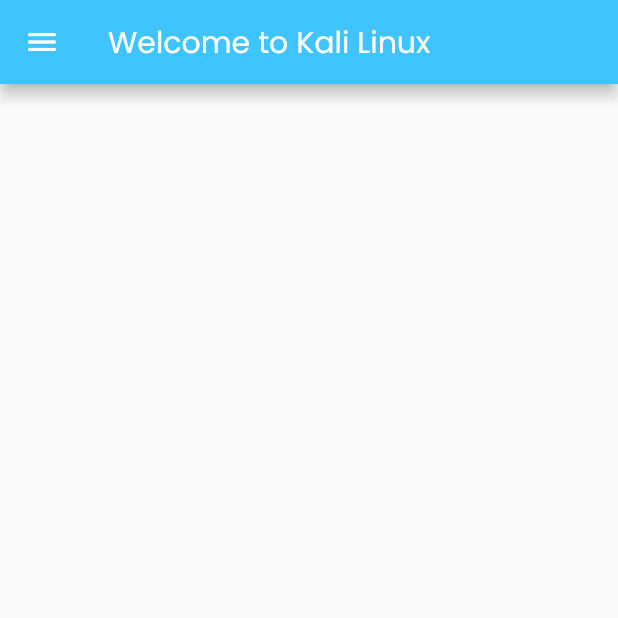
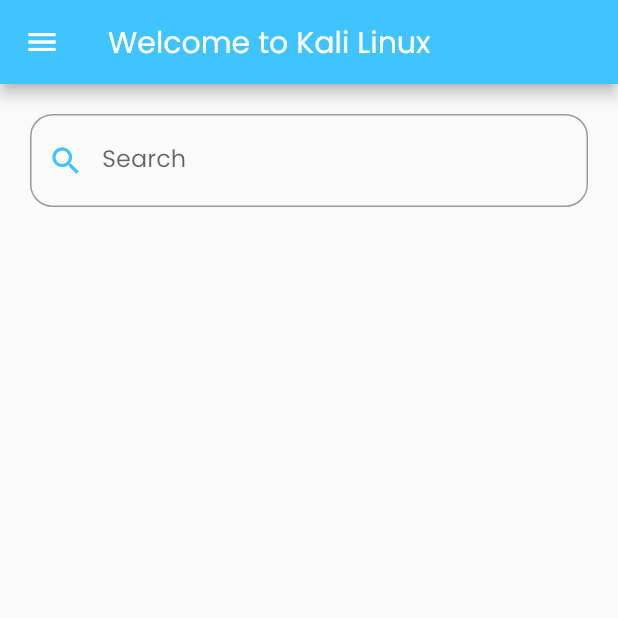
Before and after one commit to AgungKusumma/flutter_grup_project, a Flutter app: the AdminPage screen opened directly, in the side drawer, after a tap on "Display Record", on a phone screen of 412 x 824 dp, the top half of it. Run offline on Flutter 3.47's test engine with Material 2 defaults, Android fonts, the phone set to English and light mode, and no system bars; our stand-ins replace firebase_auth, firebase_core, firebase_database, toast; accounts and stored records are empty.

Commit message:
Adding Search Query

```diff
--- a/lib/admin_display.dart
+++ b/lib/admin_display.dart
@@ -8,19 +8,23 @@ void main() => runApp(
 );
 
 class AdminDisplay extends StatefulWidget{
+  const AdminDisplay({Key? key}) : super(key: key);
+
   _AdminDisplay createState() => _AdminDisplay();
 }
 
 class _AdminDisplay extends State<AdminDisplay>{
 
   final _formKey = GlobalKey<FormState>();
+  final _queryKey = GlobalKey<FormState>();
   final notesReference = FirebaseDatabase.instance.reference().child('item');
   late List<Item> items;
   late StreamSubscription<Event> _onNoteAddedSubscription;
   late StreamSubscription<Event> _onNoteChangedSubscription;
 
-  late TextEditingController _name, _price;
   late String _txtname, _txtprice;
+
+  final TextEditingController _queryController = TextEditingController();
 
   @override
   void initState(){
@@ -29,6 +33,11 @@ class _AdminDisplay extends State<AdminDisplay>{
     // items = new List();
     _onNoteAddedSubscription = notesReference.onChildAdded.listen(_onNoteAdded);
     _onNoteChangedSubscription = notesReference.onChildChanged.listen(_updateItem);
+
+    //realtime suffixIcon
+    _queryController.addListener(() {
+      setState(() {});
+    });
   }
 
   @override
@@ -42,6 +51,12 @@ class _AdminDisplay extends State<AdminDisplay>{
     setState((){
       items.add(new Item.fromSnapshot(event.snapshot));
     });
+  }
+
+  void _clearQuery() {
+    items.clear();
+    _onNoteAddedSubscription = notesReference.onChildAdded.listen(_onNoteAdded);
+    _queryController.clear();
   }
 
   void _deleteItem(BuildContext context, Item item, int position) async{
@@ -67,6 +82,14 @@ class _AdminDisplay extends State<AdminDisplay>{
       Navigator.pop(context);
     });
     notesReference.onChildChanged.listen(_updateItem);
+  }
+
+  void _searchItem(String name) {
+    items.clear();
+    _onNoteAddedSubscription =   notesReference
+        .orderByChild('name')
+        .equalTo(name)
+        .onChildAdded.listen(_onNoteAdded);
   }
 
   void _editItem(String name, String price, Item item, int position){
@@ -98,7 +121,7 @@ class _AdminDisplay extends State<AdminDisplay>{
               ),
             ),
             actions: [
-              FlatButton(
+              TextButton(
                 child: Text('Save'),
                 onPressed: (){
                   if(_formKey.currentState!.validate()){
@@ -107,7 +130,7 @@ class _AdminDisplay extends State<AdminDisplay>{
                   }
                 },
               ),
-              FlatButton(
+              TextButton(
                 child: Text('Cancel'),
                 onPressed: (){
                   Navigator.of(context).pop();
@@ -123,9 +146,38 @@ class _AdminDisplay extends State<AdminDisplay>{
   @override
   Widget build(BuildContext context) {
     return Center(
+      child: (
+      Column(
+        children: [
+              TextField(
+                controller: _queryController,
+                key: _queryKey,
+                keyboardType: TextInputType.name,
+                decoration: InputDecoration(
+                  suffixIcon: _queryController.text.isNotEmpty ? IconButton(
+                    onPressed: _clearQuery,
+                    icon: Icon(Icons.clear),
+                  ) : null,
+                  prefixIcon: Icon(
+                    Icons.search, color: Colors.lightBlueAccent,
+                  ),
+                  labelText: "Search",
+                  border: OutlineInputBorder(
+                    borderRadius: BorderRadius.circular(15.0),
+                    borderSide: BorderSide(color: Colors.lightBlueAccent),
+                  ),
+                ),
+                onSubmitted: (value){
+                  _searchItem(value);
+                },
+                textInputAction: TextInputAction.search,
+              ),
+          Container(
             child: ListView.builder(
+                scrollDirection: Axis.vertical,
+                shrinkWrap: true,
                 itemCount: items.length,
-        padding: const EdgeInsets.all(5.0),
+              padding: EdgeInsets.all(5),
               itemBuilder: (context, position){
                 return Column(
                   children: <Widget>[
@@ -170,6 +222,57 @@ class _AdminDisplay extends State<AdminDisplay>{
                 );
               }
             )
+          ),
+        ],
+      )
+      ),
+      // child: ListView.builder(
+      //   itemCount: items.length,
+      //   padding: const EdgeInsets.all(5.0),
+      //   itemBuilder: (context, position){
+      //     return Column(
+      //       children: <Widget>[
+      //         Divider(height: 15, thickness: 2),
+      //         Row(
+      //           children: [
+      //             Expanded(
+      //               flex: 4,
+      //               child: Column(
+      //                 crossAxisAlignment: CrossAxisAlignment.start,
+      //                 children: [
+      //                   Text(items[position].name, style: TextStyle(fontSize: 17, fontWeight: FontWeight.bold)),
+      //                   Text(items[position].price, style: TextStyle(fontSize: 16)),
+      //                 ],
+      //               ),
+      //             ),
+      //             SizedBox(width: 30.0),
+      //             Expanded(
+      //               flex: 2,
+      //               child: Row(
+      //                 children: [
+      //                   IconButton(
+      //                     icon: Icon(Icons.edit, color: Colors.green),
+      //                     iconSize: 30,
+      //                     onPressed: (){
+      //                       _editItem(items[position].name, items[position].price, items[position], position);
+      //                     },
+      //                   ),
+      //                   IconButton(
+      //                     icon: Icon(Icons.delete, color: Colors.red),
+      //                     iconSize: 30,
+      //                     onPressed: (){
+      //                       _deleteItem(context, items[position],position);
+      //                     },
+      //                   ),
+      //                 ],
+      //               ),
+      //             ),
+      //           ],
+      //         ),
+      //       ],
+      //     );
+      //   }
+      // )
     );
   }
 }
```
Also changed, not shown: pubspec.lock. Lines whose indentation alone changed are shown as unchanged.
